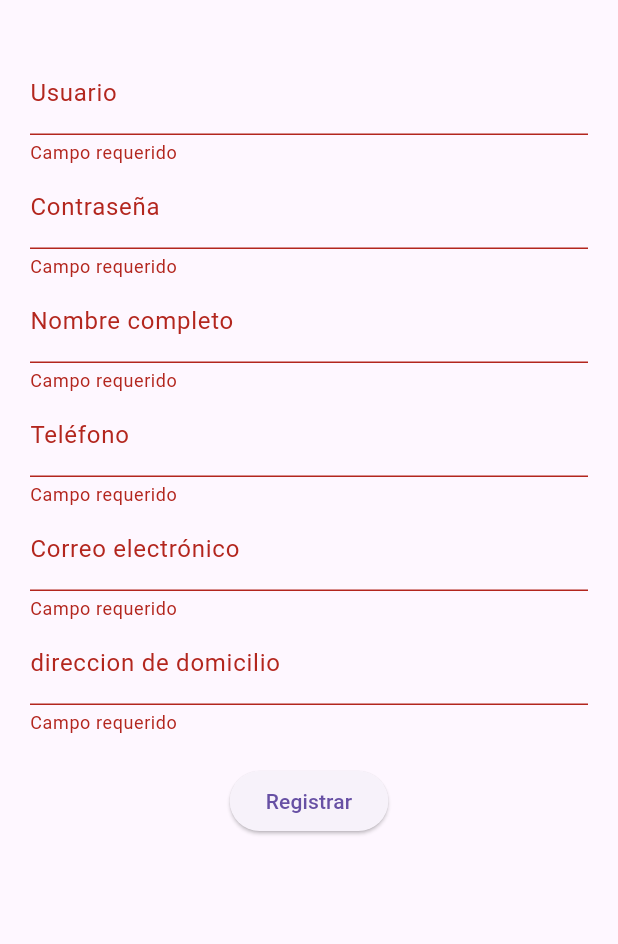
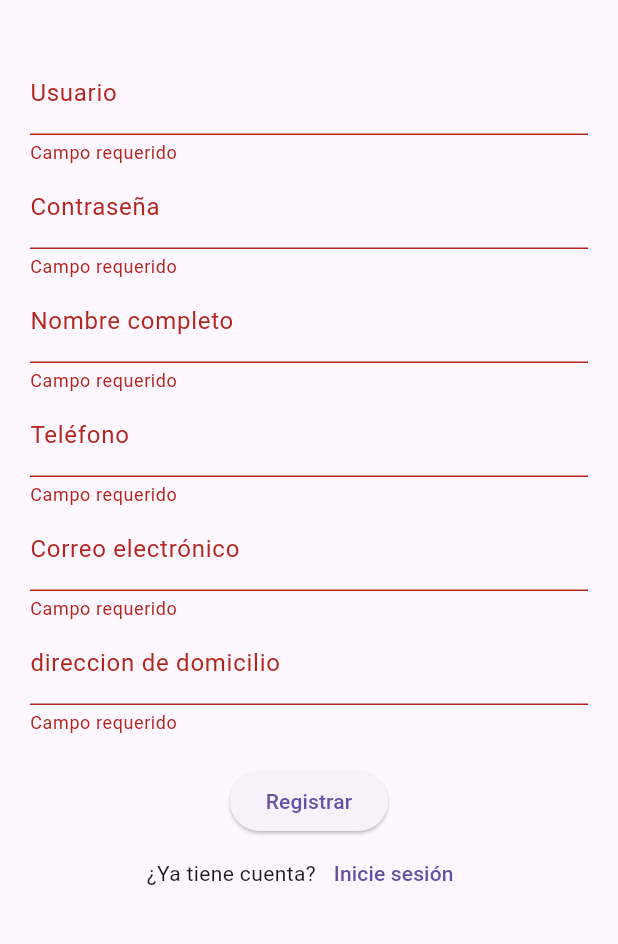
Before and after one commit to nico3003m/front_Hibridas-, a Flutter app: the screen it shows after launch, after a tap on "Registrar", on a phone screen of 412 x 824 dp, the part 63-1007 px from its top. Run offline on Flutter 3.47's test engine with Material 3 defaults, Android fonts, the phone set to English and light mode, and no system bars.

Commit message:
"feat(refactor): ajuste de main y se añade nueva pantalla"

```diff
--- a/front/lib/main.dart
+++ b/front/lib/main.dart
@@ -1,4 +1,5 @@
 import 'package:flutter/material.dart';
+import 'package:front/login.dart';
 import 'package:http/http.dart' as http;
 import 'dart:convert';
 
@@ -43,25 +44,29 @@ class _RegisterScreenState extends State<RegisterScreen> {
   // Función para registrar al usuario
   void register() async {
     if (_formKey.currentState!.validate()) {
+      //El correo se deja en miniscula para que el backend no tenga problema
       final response = await http.post(
-        Uri.parse('http://192.168.101.5:5000/api/auth/register'),
+        Uri.parse('http://192.168.20.30:5000/api/register'),
         headers: {'Content-Type': 'application/json'},
         body: jsonEncode({
           'username': userController.text.trim(),
           'password': passController.text.trim(),
           'nombre': nombreController.text.trim(),
           'celular': celularController.text.trim(),
-          'correo': correoController.text.trim(),
+          'correo': correoController.text.trim().toLowerCase(),
           'direccion': direccionController.text.trim(),
-
         }),
       );
 
-      if (response.statusCode == 200) {
-        showMessage("✅ Usuario registrado correctamente");
+      if (response.statusCode == 200 || response.statusCode == 201) {
+        showMessage("✅ Usuario registrado correctamente  ");
         Navigator.pop(context);
+        Navigator.push(
+          context,
+          MaterialPageRoute(builder: (context) => loging()),
+        );
       } else {
-        showMessage("❌ Error al registrar usuario");
+        showMessage("❌ Error al registrar usuario  ");
       }
     }
   }
@@ -139,9 +144,11 @@ class _RegisterScreenState extends State<RegisterScreen> {
                 // Direccion
                 TextFormField(
                   controller: direccionController,
-                  decoration: InputDecoration(labelText: 'direccion de domicilio'),
+                  decoration: InputDecoration(
+                    labelText: 'direccion de domicilio',
+                  ),
                   keyboardType: TextInputType.emailAddress,
-                 validator:
+                  validator:
                       (value) =>
                           value == null || value.isEmpty
                               ? 'Campo requerido'
@@ -150,6 +157,22 @@ class _RegisterScreenState extends State<RegisterScreen> {
                 SizedBox(height: 20),
                 // Botón de registro
                 ElevatedButton(onPressed: register, child: Text('Registrar')),
+                Row(
+                  mainAxisAlignment: MainAxisAlignment.center,
+                  children: [
+                    Text("¿Ya tiene cuenta?"),
+                    TextButton(
+                      onPressed: () {
+                        // Aquí navegas a la pantalla de inicio de sesión
+                        Navigator.push(
+                          context,
+                          MaterialPageRoute(builder: (context) => loging()),
+                        ); // o usa MaterialPageRoute
+                      },
+                      child: Text('Inicie sesión'),
+                    ),
+                  ],
+                ),
               ],
             ),
           ),
```
Also changed, not shown: front/lib/login.dart (added, +114 -0 lines).
